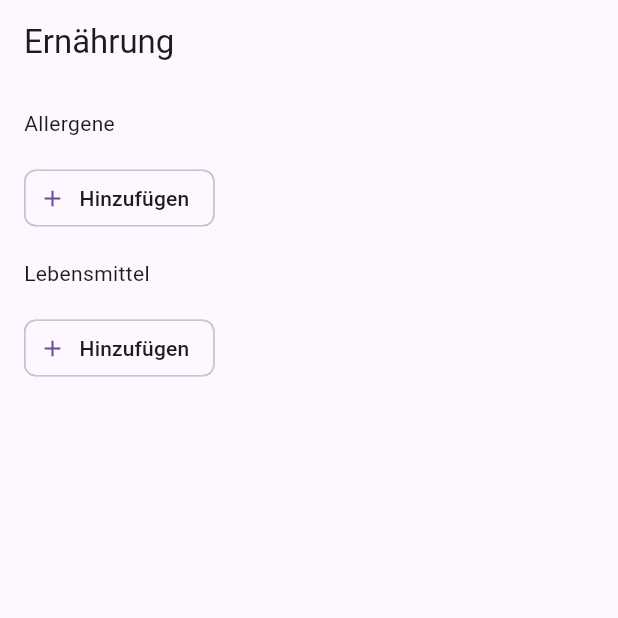
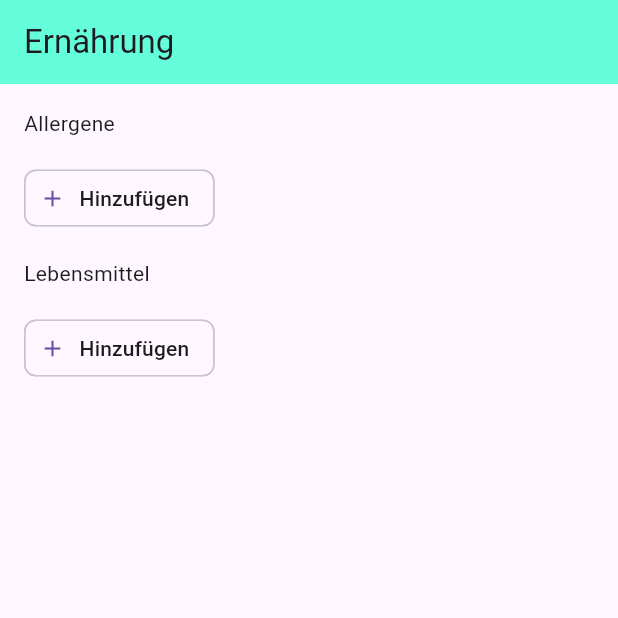
Before and after one commit to paswes/nutrition_preferences, a Flutter app: the screen it shows after launch, on a phone screen of 412 x 824 dp, the top half of it. Run offline on Flutter 3.47's test engine with Material 3 defaults, Android fonts, the phone set to English and light mode, and no system bars; our stand-ins replace cloud_firestore, equatable, firebase_core, flutter_bloc; accounts and stored records are empty.

Commit message:
feat: app bar color

```diff
--- a/lib/features/nutrition_preferences/presentation/pages/nutrition_preferences_page.dart
+++ b/lib/features/nutrition_preferences/presentation/pages/nutrition_preferences_page.dart
@@ -10,7 +10,9 @@ class NutritionPreferencesPage extends StatelessWidget {
   Widget build(BuildContext context) {
     return Scaffold(
       appBar: AppBar(
+        backgroundColor: Colors.tealAccent,
         title: const Text('Ernährung'),
+        elevation: 0,
       ),
       body: BlocBuilder<NutritionPreferencesCubit, NutritionPreferencesState>(
         builder: (context, state) {
```
